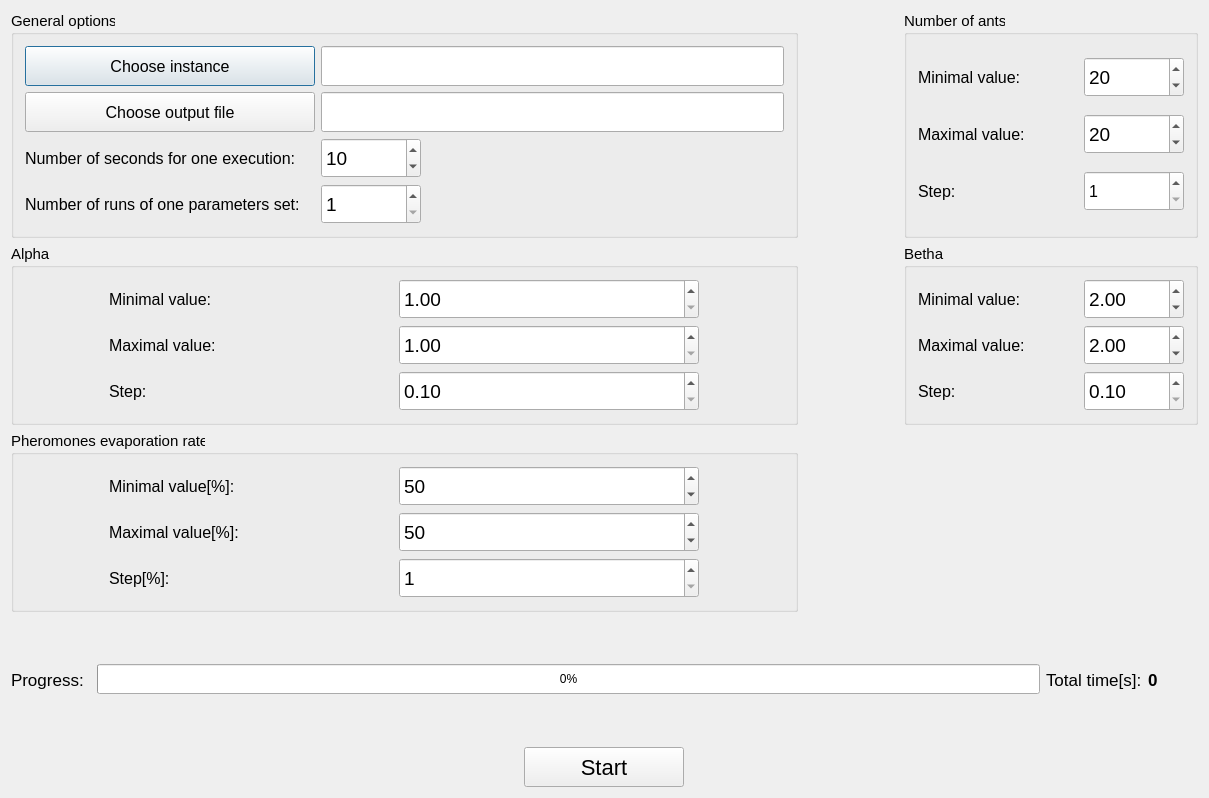
ZaluskiDominik/tsp-solver, file tuner/tuner/tunerdialog.ui: the form before one commit.
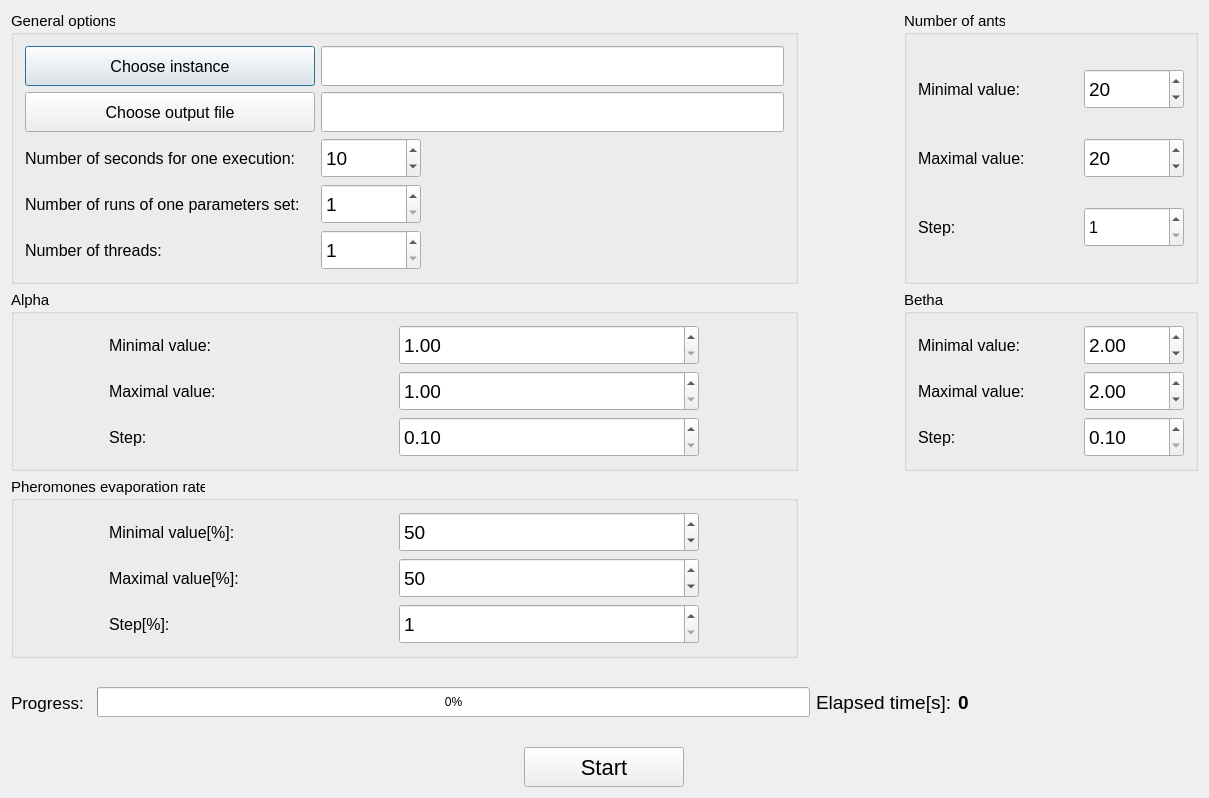
The form after the commit.

Patch:
```diff
--- a/tuner/tuner/tunerdialog.ui
+++ b/tuner/tuner/tunerdialog.ui
@@ -10,6 +10,12 @@
     <height>798</height>
    </rect>
   </property>
+  <property name="minimumSize">
+   <size>
+    <width>1000</width>
+    <height>750</height>
+   </size>
+  </property>
   <property name="windowTitle">
    <string>Ant Colony Tuner</string>
   </property>
@@ -579,6 +585,55 @@
           </property>
          </widget>
         </item>
+        <item row="5" column="0">
+         <widget class="QLabel" name="label_17">
+          <property name="sizePolicy">
+           <sizepolicy hsizetype="Fixed" vsizetype="Preferred">
+            <horstretch>0</horstretch>
+            <verstretch>0</verstretch>
+           </sizepolicy>
+          </property>
+          <property name="minimumSize">
+           <size>
+            <width>290</width>
+            <height>40</height>
+           </size>
+          </property>
+          <property name="styleSheet">
+           <string notr="true">font-size: 16px;</string>
+          </property>
+          <property name="text">
+           <string>Number of threads:</string>
+          </property>
+         </widget>
+        </item>
+        <item row="5" column="1">
+         <widget class="QSpinBox" name="numThreads">
+          <property name="sizePolicy">
+           <sizepolicy hsizetype="Fixed" vsizetype="Fixed">
+            <horstretch>0</horstretch>
+            <verstretch>0</verstretch>
+           </sizepolicy>
+          </property>
+          <property name="minimumSize">
+           <size>
+            <width>100</width>
+            <height>40</height>
+           </size>
+          </property>
+          <property name="font">
+           <font>
+            <pointsize>14</pointsize>
+           </font>
+          </property>
+          <property name="minimum">
+           <number>1</number>
+          </property>
+          <property name="maximum">
+           <number>10</number>
+          </property>
+         </widget>
+        </item>
        </layout>
       </widget>
      </item>
@@ -970,10 +1025,10 @@
         </sizepolicy>
        </property>
        <property name="styleSheet">
-        <string notr="true">font-size: 17px;</string>
+        <string notr="true">font-size: 19px;</string>
        </property>
        <property name="text">
-        <string>Total time[s]:</string>
+        <string>Elapsed time[s]:</string>
        </property>
       </widget>
      </item>
@@ -985,8 +1040,14 @@
          <verstretch>0</verstretch>
         </sizepolicy>
        </property>
+       <property name="minimumSize">
+        <size>
+         <width>100</width>
+         <height>0</height>
+        </size>
+       </property>
        <property name="styleSheet">
-        <string notr="true">font-size: 17px;
+        <string notr="true">font-size: 19px;
 font-weight: bold;</string>
        </property>
        <property name="text">
@@ -1004,7 +1065,7 @@
        </property>
        <property name="sizeHint" stdset="0">
         <size>
-         <width>40</width>
+         <width>140</width>
          <height>20</height>
         </size>
        </property>
```
Left out of the diff: 2 changed lines with no effect on the pictures.
